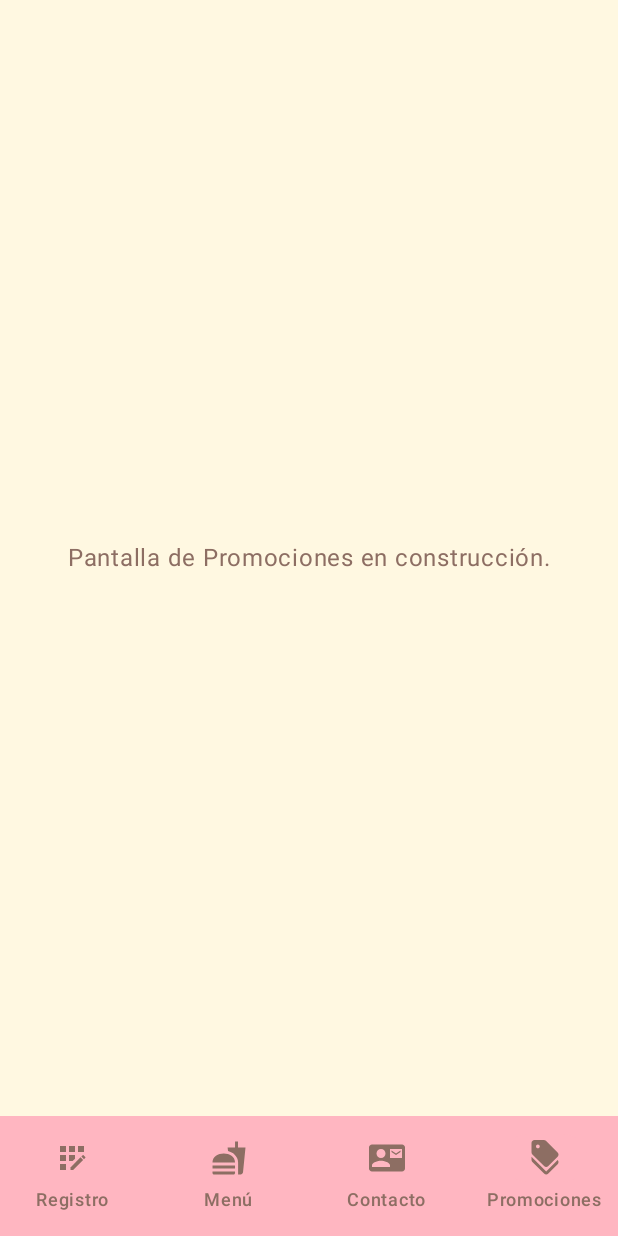
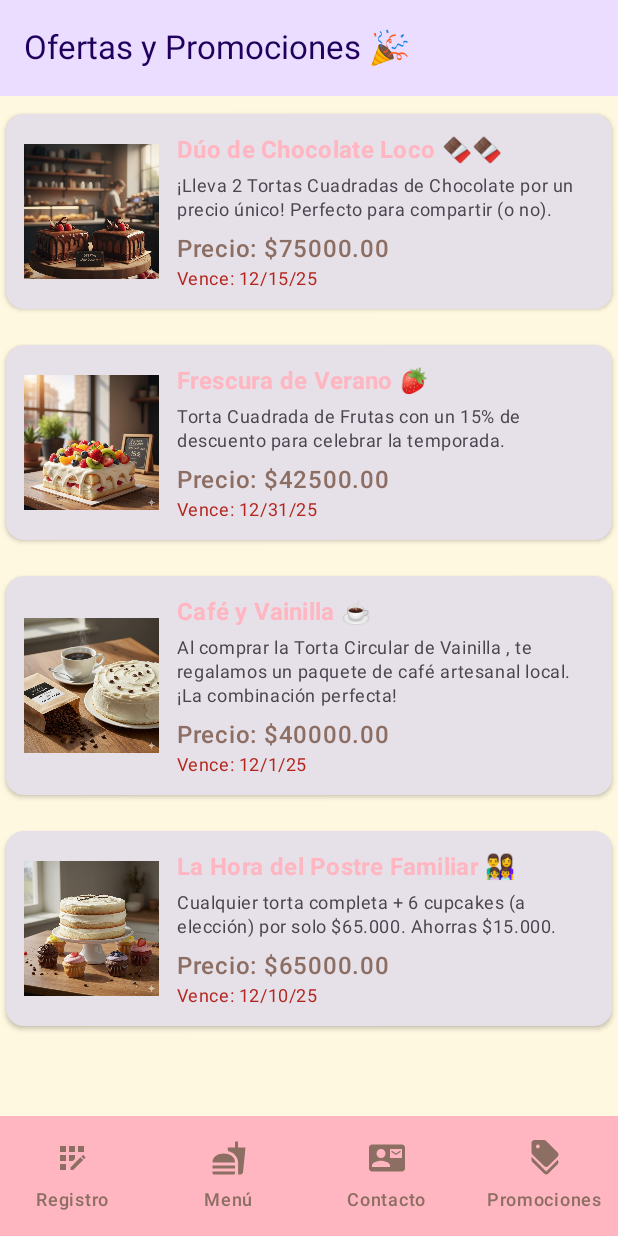
Before and after one commit to Yeider15/PasteleriaYY, an Android app built with Jetpack Compose: the PromocionesScreen screen opened through its navigation route, on a phone screen of 412 x 824 dp. Run offline under Robolectric (Android 15) with nearby library versions, the phone set to English and light mode, and no system bars.

Commit message:
Se termina la screen de promociones

```diff
--- a/app/src/main/java/com/example/pasteleriayy/data/PromocionesDataSource.kt
+++ b/app/src/main/java/com/example/pasteleriayy/data/PromocionesDataSource.kt
@@ -5,14 +5,13 @@ import com.example.pasteleriayy.R
 import com.example.pasteleriayy.model.Promocion
 import java.time.LocalDate
 
-// Este objeto asume que tienes recursos en R.drawable con los nombres pr001 a pr004
 object PromocionesDataSource {
 
     fun getListaPromociones(): List<Promocion> = listOf(
         Promocion(
             id = "OFR-001",
             nombre = "Dúo de Chocolate Loco 🍫🍫",
-            descripcion = "¡Lleva 2 Tortas Cuadradas de Chocolate (TC001) por un precio único! Perfecto para compartir (o no).",
+            descripcion = "¡Lleva 2 Tortas Cuadradas de Chocolate por un precio único! Perfecto para compartir (o no).",
             fechaFin = LocalDate.of(2025, 12, 15),
             precio = 75000.0,
             imagenResId = R.drawable.pr001
@@ -20,7 +19,7 @@ object PromocionesDataSource {
         Promocion(
             id = "OFR-002",
             nombre = "Frescura de Verano 🍓",
-            descripcion = "Torta Cuadrada de Frutas (TC002) con un 15% de descuento para celebrar la temporada.",
+            descripcion = "Torta Cuadrada de Frutas con un 15% de descuento para celebrar la temporada.",
             fechaFin = LocalDate.of(2025, 12, 31),
             precio = 42500.0,
             imagenResId = R.drawable.pr002
@@ -28,7 +27,7 @@ object PromocionesDataSource {
         Promocion(
             id = "OFR-003",
             nombre = "Café y Vainilla ☕",
-            descripcion = "Al comprar la Torta Circular de Vainilla (TT001), te regalamos un paquete de café artesanal local. ¡La combinación perfecta!",
+            descripcion = "Al comprar la Torta Circular de Vainilla , te regalamos un paquete de café artesanal local. ¡La combinación perfecta!",
             fechaFin = LocalDate.of(2025, 12, 1),
             precio = 40000.0,
             imagenResId = R.drawable.pr003
--- a/app/src/main/java/com/example/pasteleriayy/navigation/AppNavigation.kt
+++ b/app/src/main/java/com/example/pasteleriayy/navigation/AppNavigation.kt
@@ -12,6 +12,7 @@ import androidx.navigation.compose.composable
 import com.example.pasteleriayy.ui.screens.ContactoScreen
 import com.example.pasteleriayy.ui.screens.MenuProductosScreen
 import com.example.pasteleriayy.ui.screens.FormularioValidacion
+import com.example.pasteleriayy.ui.screens.PromocionesScreen
 
 object AppScreens {
     const val MENU = "menu"
@@ -25,8 +26,8 @@ fun AppNavigation(navController: NavHostController, modifier: Modifier = Modifie
 
     NavHost(
         navController = navController,
-        startDestination = AppScreens.MENU, // Inicia siempre en el menú
-        modifier = modifier // Aplicar el padding para no chocar con la BottomNavBar
+        startDestination = AppScreens.MENU,
+        modifier = modifier
     ) {
         composable(AppScreens.MENU) {
             MenuProductosScreen(navController = navController)
@@ -43,17 +44,7 @@ fun AppNavigation(navController: NavHostController, modifier: Modifier = Modifie
 
         // Ruta: PROMOCIONES
         composable(AppScreens.PROMOCIONES) {
-            SimplePlaceholderScreenContent(title = "Promociones")
+            PromocionesScreen(navController = navController)
         }
     }
 }
-
-@Composable
-fun SimplePlaceholderScreenContent(title: String) {
-    Box(
-        modifier = Modifier.fillMaxSize(),
-        contentAlignment = Alignment.Center
-    ) {
-        Text(text = "Pantalla de $title en construcción.")
-    }
-}
--- a/app/src/main/java/com/example/pasteleriayy/ui/components/BottomNavbar.kt
+++ b/app/src/main/java/com/example/pasteleriayy/ui/components/BottomNavbar.kt
@@ -36,7 +36,7 @@ fun BottomNavBar(
     )
 
     NavigationBar(
-        containerColor = MaterialTheme.colorScheme.primary, // Fondo: Rosa Pastel
+        containerColor = MaterialTheme.colorScheme.primary,
     ) {
         navItems.forEach { item ->
             NavigationBarItem(
--- /dev/null
+++ b/app/src/main/java/com/example/pasteleriayy/ui/components/PromocionItem.kt
@@ -0,0 +1,79 @@
+package com.example.pasteleriayy.ui.components
+
+import androidx.compose.foundation.Image
+import androidx.compose.foundation.layout.*
+import androidx.compose.material3.Card
+import androidx.compose.material3.CardDefaults
+import androidx.compose.material3.MaterialTheme
+import androidx.compose.material3.Text
+import androidx.compose.runtime.Composable
+import androidx.compose.ui.Alignment
+import androidx.compose.ui.Modifier
+import androidx.compose.ui.layout.ContentScale
+import androidx.compose.ui.res.painterResource
+import androidx.compose.ui.text.font.FontWeight
+import androidx.compose.ui.unit.dp
+import com.example.pasteleriayy.model.Promocion
+import java.time.format.DateTimeFormatter
+import java.time.format.FormatStyle
+
+@Composable
+fun PromocionItem(
+    promocion: Promocion,
+    modifier: Modifier = Modifier
+) {
+    Card(
+        modifier = modifier
+            .fillMaxWidth()
+            .padding(vertical = 8.dp),
+        elevation = CardDefaults.cardElevation(defaultElevation = 2.dp)
+    ) {
+        Row(
+            modifier = Modifier.padding(12.dp),
+            verticalAlignment = Alignment.CenterVertically
+        ) {
+            // Imagen de la promoción
+            Image(
+                painter = painterResource(id = promocion.imagenResId),
+                contentDescription = promocion.nombre,
+                contentScale = ContentScale.Crop,
+                modifier = Modifier.size(90.dp)
+            )
+
+            Spacer(modifier = Modifier.width(12.dp))
+
+            Column(
+                modifier = Modifier.weight(1f)
+            ) {
+                Text(
+                    text = promocion.nombre,
+                    style = MaterialTheme.typography.titleMedium,
+                    fontWeight = FontWeight.Bold,
+                    color = MaterialTheme.colorScheme.primary
+                )
+
+                Spacer(modifier = Modifier.height(4.dp))
+
+                Text(
+                    text = promocion.descripcion,
+                    style = MaterialTheme.typography.bodySmall,
+                    color = MaterialTheme.colorScheme.onSurfaceVariant
+                )
+
+                Spacer(modifier = Modifier.height(6.dp))
+
+                Text(
+                    text = "Precio: ${String.format("$%.2f", promocion.precio)}",
+                    style = MaterialTheme.typography.bodyLarge,
+                    fontWeight = FontWeight.SemiBold
+                )
+
+                Text(
+                    text = "Vence: ${promocion.fechaFin.format(DateTimeFormatter.ofLocalizedDate(FormatStyle.SHORT))}",
+                    style = MaterialTheme.typography.bodySmall,
+                    color = MaterialTheme.colorScheme.error
+                )
+            }
+        }
+    }
+}
--- a/app/src/main/java/com/example/pasteleriayy/ui/screens/PromocionesScreen.kt
+++ b/app/src/main/java/com/example/pasteleriayy/ui/screens/PromocionesScreen.kt
@@ -1 +1,52 @@
 package com.example.pasteleriayy.ui.screens
+
+import androidx.compose.foundation.layout.Column
+import androidx.compose.foundation.layout.fillMaxSize
+import androidx.compose.foundation.layout.padding
+import androidx.compose.foundation.lazy.LazyColumn
+import androidx.compose.foundation.lazy.items
+import androidx.compose.material3.ExperimentalMaterial3Api
+import androidx.compose.material3.MaterialTheme
+import androidx.compose.material3.Text
+import androidx.compose.material3.TopAppBar
+import androidx.compose.material3.TopAppBarDefaults
+import androidx.compose.runtime.Composable
+import androidx.compose.ui.Modifier
+import androidx.compose.ui.unit.dp
+import androidx.lifecycle.viewmodel.compose.viewModel
+import androidx.navigation.NavController
+import com.example.pasteleriayy.ui.components.PromocionItem
+import com.example.pasteleriayy.viewmodel.PromocionesViewModel
+
+@OptIn(ExperimentalMaterial3Api::class)
+@Composable
+fun PromocionesScreen(
+    navController: NavController,
+    promocionesViewModel: PromocionesViewModel = viewModel()
+) {
+    val promociones = promocionesViewModel.promociones
+
+    Column(modifier = Modifier.fillMaxSize()) {
+
+        TopAppBar(
+            title = { Text("Ofertas y Promociones 🎉") },
+            colors = TopAppBarDefaults.topAppBarColors(
+                containerColor = MaterialTheme.colorScheme.primaryContainer,
+                titleContentColor = MaterialTheme.colorScheme.onPrimaryContainer
+            )
+        )
+
+        LazyColumn(
+            modifier = Modifier
+                .weight(1f)
+                .padding(horizontal = 4.dp)
+        ) {
+            items(promociones) { promocion ->
+                PromocionItem(
+                    promocion = promocion,
+                    modifier = Modifier.padding(vertical = 4.dp)
+                )
+            }
+        }
+    }
+}
--- a/app/src/main/java/com/example/pasteleriayy/ui/screens/RegistroScreen.kt
+++ b/app/src/main/java/com/example/pasteleriayy/ui/screens/RegistroScreen.kt
@@ -95,7 +95,6 @@ fun FormularioValidacion(navController: NavController, modifier: Modifier = Modi
 
         Spacer(modifier = Modifier.height(16.dp))
 
-        // Campo de contraseña
         OutlinedTextField(
             value = contrasena,
             onValueChange = {
@@ -118,7 +117,6 @@ fun FormularioValidacion(navController: NavController, modifier: Modifier = Modi
 
         Spacer(modifier = Modifier.height(16.dp))
 
-        // Campo de teléfono (opcional)
         OutlinedTextField(
             value = telefono,
             onValueChange = { telefono = it },
@@ -128,16 +126,13 @@ fun FormularioValidacion(navController: NavController, modifier: Modifier = Modi
 
         Spacer(modifier = Modifier.height(24.dp))
 
-        // Botón para enviar
         Button(
             onClick = {
-                // Limpiar errores y mensaje previo
                 nombreError = ""
                 correoError = ""
                 contrasenaError = ""
                 mensajeExito = ""
 
-                // Validar campos
                 if (nombre.isBlank()) {
                     nombreError = "El nombre no puede estar vacío"
                 }
@@ -152,7 +147,6 @@ fun FormularioValidacion(navController: NavController, modifier: Modifier = Modi
                     contrasenaError = "Debe tener al menos 6 caracteres"
                 }
 
-                // Si no hay errores, crear el usuario
                 if (nombreError.isEmpty() && correoError.isEmpty() && contrasenaError.isEmpty()) {
                     val usuario = Usuario(
                         nombre = nombre,
--- /dev/null
+++ b/app/src/main/java/com/example/pasteleriayy/viewmodel/PromocionesViewModel.kt
@@ -0,0 +1,9 @@
+package com.example.pasteleriayy.viewmodel
+
+import androidx.lifecycle.ViewModel
+import com.example.pasteleriayy.data.PromocionesDataSource
+import com.example.pasteleriayy.model.Promocion
+
+class PromocionesViewModel : ViewModel() {
+    val promociones: List<Promocion> = PromocionesDataSource.getListaPromociones()
+}
```
